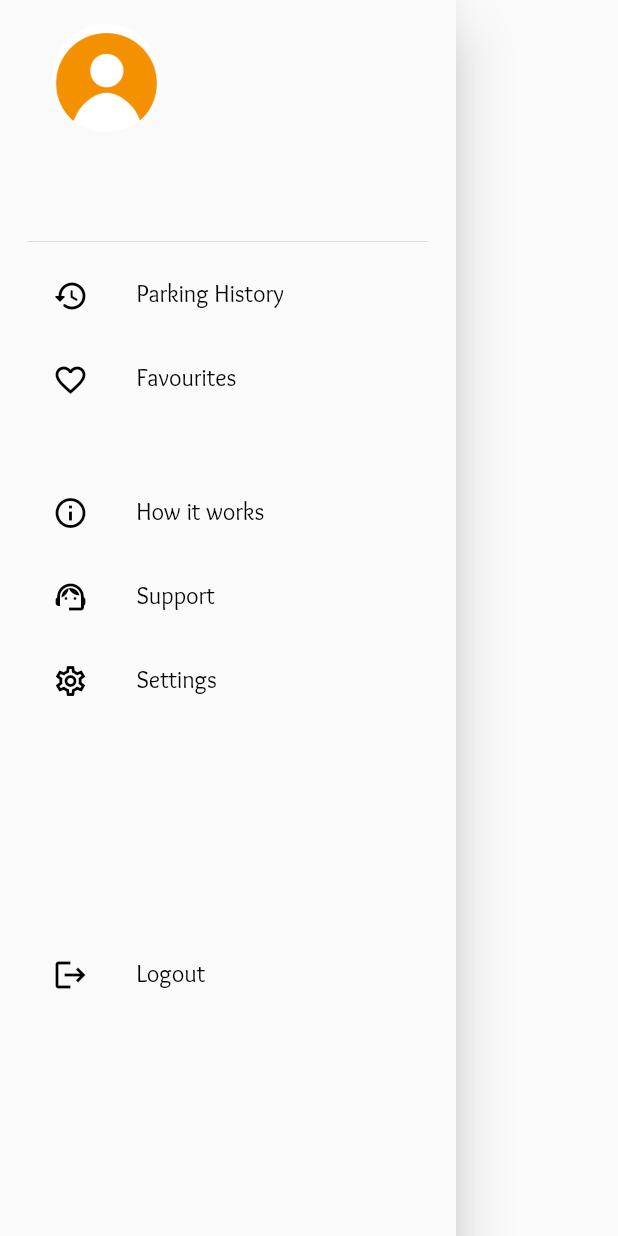
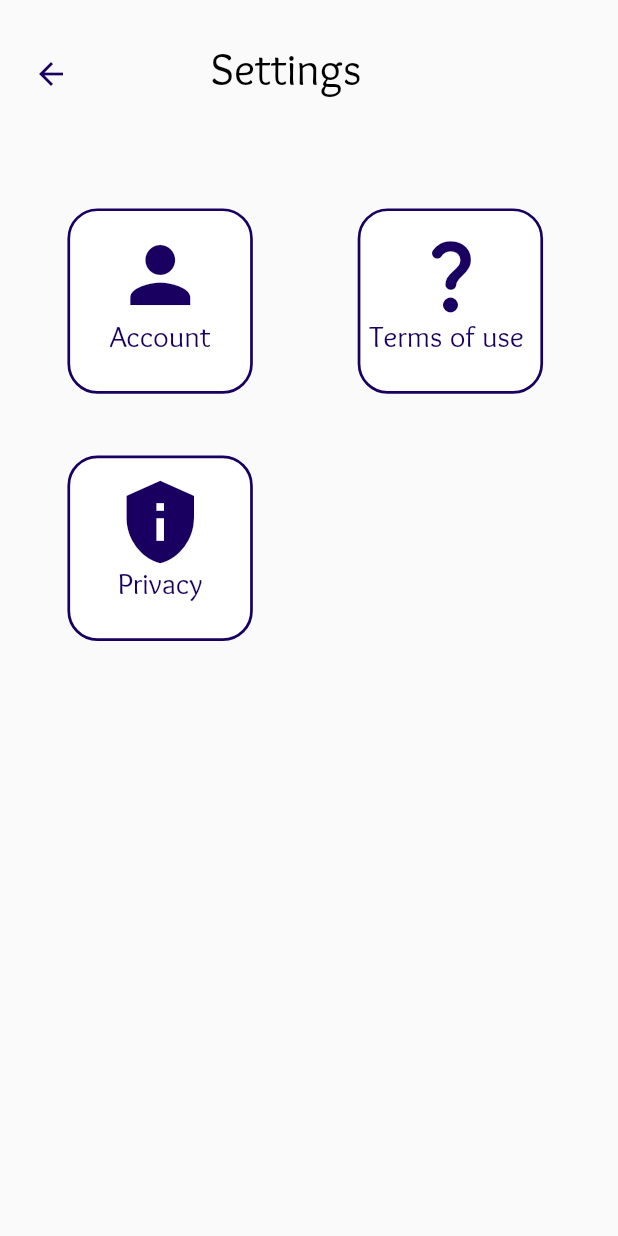
Before and after one commit to AliSahlawi/Ehjez, a Flutter app: the NavBar widget shown alone on an empty page, opened directly, after a tap on "Settings", on a phone screen of 412 x 824 dp. Run offline on Flutter 3.47's test engine with Material 2 defaults, Android fonts, the phone set to English and light mode, and no system bars; our stand-ins replace animated_text_kit, badges, cloud_firestore, firebase_auth, firebase_core, geolocator and 5 more; missing offline and left inert: flutter_stripe; accounts and stored records are empty.

Commit message:
Setting screen added

```diff
--- a/lib/main.dart
+++ b/lib/main.dart
@@ -9,6 +9,7 @@ import 'package:ehjez/screens/review_screen.dart';
 
 import 'package:ehjez/screens/payment_screen.dart';
 import 'package:ehjez/screens/history_screen.dart';
+import 'package:ehjez/screens/settings_screen.dart';
 import 'package:ehjez/screens/splash_screen.dart';
 import 'package:ehjez/screens/support_screen.dart';
 import 'package:ehjez/screens/welcome_screen.dart';
@@ -69,6 +70,8 @@ class Ehjez extends StatelessWidget {
           HistoryScreen.id:(context) => HistoryScreen(),
           FavoriteScreen.id:(context) => FavoriteScreen(),
           SupportScreen.id:(context) => SupportScreen(),
+          SettingsScreen.id:(context)=>SettingsScreen(),
+
           // PaymentScreen.id:(context) => PaymentScreen(),
 
          // BookingScreen.id:(context) => BookingScreen()
--- /dev/null
+++ b/lib/screens/settings_screen.dart
@@ -0,0 +1,115 @@
+import 'package:flutter/material.dart';
+
+import '../constants.dart';
+
+class SettingsScreen extends StatelessWidget {
+  static String id = 'support_screen';
+  const SettingsScreen({ Key? key }) : super(key: key);
+
+  @override
+  Widget build(BuildContext context) {
+    Size size=MediaQuery.of(context).size;
+    return Scaffold(
+      body: Container(
+        height: size.height,
+        width: size.width,
+        child: Padding(
+          padding:  const EdgeInsets.fromLTRB(10, 25, 15, 25),
+          child: Column(
+            crossAxisAlignment: CrossAxisAlignment.center,
+            children: [
+                      Row(
+                        children: [
+                          IconButton(
+                            onPressed: () {
+                              Navigator.pop(context);
+                            },
+                            icon: Icon(
+                              Icons.arrow_back,
+                              color: kTextColor,
+                            ),
+                          ),
+                          SizedBox(
+                            width: size.width * 0.2,
+                          ),
+                          Text(
+                            'Settings',
+                            style: TextStyle(
+                                color: Colors.black, fontFamily: "Sukar", fontSize: 30),
+                          ),
+                        ],
+                      ),
+                      SizedBox(height: size.height * 0.08,),
+
+                      Column(
+                        children: [
+                          Row(
+                            mainAxisAlignment: MainAxisAlignment.spaceAround,
+                            children: [
+                              GestureDetector(
+                                onTap: (){},
+                                child: Con(context: context, text: "Account", icon: Icons.person)),
+                              GestureDetector(
+                                onTap: (){},
+                                child: Con(context: context, text: "Terms of use ", icon: Icons.question_mark_rounded))
+                            ],
+                          ),
+                          SizedBox(height: size.height * 0.05,),
+                          Row(
+                            mainAxisAlignment: MainAxisAlignment.spaceAround,
+                            children: [
+
+                              GestureDetector(
+                                onTap: (){},
+                                child: Con(context: context, text: "Privacy", icon: Icons.privacy_tip)),
+                              Container( height: MediaQuery.of(context).size.height*0.15,
+                                          width: MediaQuery.of(context).size.height*0.15,),
+                            ],
+                          ),
+                        ],
+                      )
+
+
+
+
+
+          ]),
+        ),
+
+
+
+      ),
+    );
+  }
+
+
+  Widget Con({
+  required BuildContext context,
+  required String text,
+  required IconData icon,
+  }){
+
+    return Container(
+      height: MediaQuery.of(context).size.height*0.15,
+      width: MediaQuery.of(context).size.height*0.15,
+      decoration: BoxDecoration(
+      color: Colors.white,
+      border: Border.all(
+       width: 1.8,
+      color: kTextColor,
+       ),
+      borderRadius: BorderRadius.circular(20.0),
+    ),
+    child: Padding(
+      padding:  EdgeInsets.only(top:MediaQuery.of(context).size.height*0.015),
+      child: Column(
+        crossAxisAlignment: CrossAxisAlignment.center,
+        children: [
+            Icon(icon , color: kTextColor, size: 60,),
+            Text(text , style: TextStyle(color: kTextColor , fontFamily: "Sukar" , fontSize: 20),)
+        ]),
+    ),
+  );
+
+  }
+}
--- a/lib/screens/side_bar_screen.dart
+++ b/lib/screens/side_bar_screen.dart
@@ -87,7 +87,9 @@ class _NavBarState extends State<NavBar> {
            buildMenuItem(
             text:'Settings',
             icon:Icons.settings_outlined,
-               onTap: (){}
+               onTap: (){
+                 Navigator.pushNamed(context, SupportScreen.id);
+               }
           ),
           SizedBox(height: size.height * 0.17),
            buildMenuItem(
```
